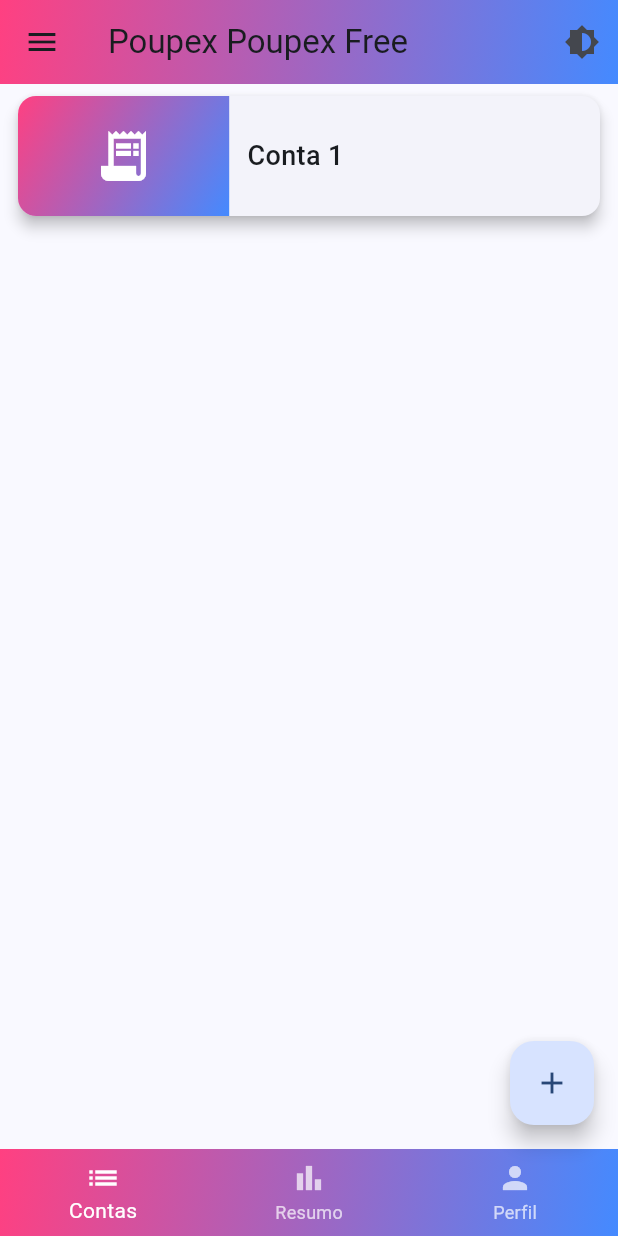
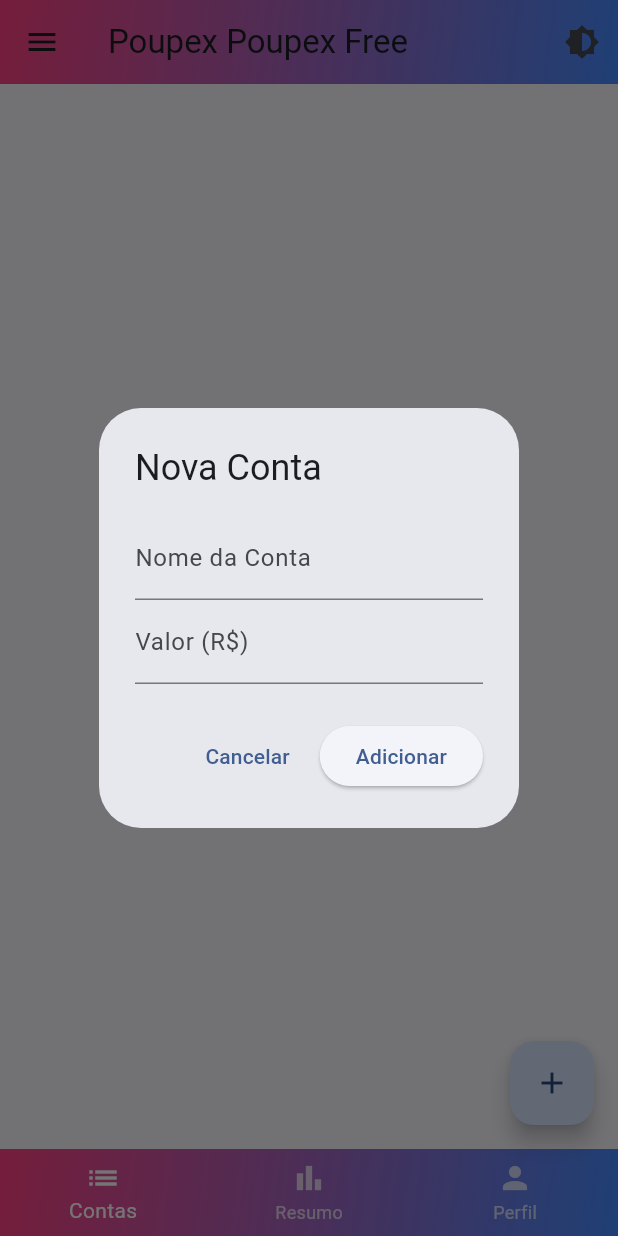
Before and after one commit to ErikMazzuco/projeto-final-coimbra, a Flutter app: the screen it shows after launch, after a tap on "Entrar", after a tap on the "add" icon, on a phone screen of 412 x 824 dp. Run offline on Flutter 3.47's test engine with Material 3 defaults, Android fonts, the light colour scheme and no system bars.

Commit message:
Conta card nome e valor and delet button

```diff
--- a/lib/pages/home_page.dart
+++ b/lib/pages/home_page.dart
@@ -1,12 +1,24 @@
 import 'package:flutter/material.dart';
 import '../models/flavor_config.dart';
+
+class Bill {
+  final String name;
+  final double value;
+
+  Bill({required this.name, required this.value});
+}
 
 class MyHomePage extends StatefulWidget {
   final VoidCallback onToggleTheme;
   final FlavorConfig flavorConfig;
   final VoidCallback onLogout;
 
-  const MyHomePage({super.key, required this.onToggleTheme, required this.onLogout, required this.flavorConfig});
+  const MyHomePage({
+    super.key,
+    required this.onToggleTheme,
+    required this.onLogout,
+    required this.flavorConfig,
+  });
 
   @override
   State<MyHomePage> createState() => _MyHomePageState(flavorConfig: flavorConfig);
@@ -15,14 +27,54 @@ class MyHomePage extends StatefulWidget {
 class _MyHomePageState extends State<MyHomePage> {
   final FlavorConfig _flavorConfig;
   int _selectedIndex = 0;
-  final List<String> _bills = [];
+  final List<Bill> _bills = [];
 
   _MyHomePageState({required FlavorConfig flavorConfig}) : _flavorConfig = flavorConfig;
 
-  void _addBill() {
+  void _showAddBillDialog() {
+    final TextEditingController nameController = TextEditingController();
+    final TextEditingController valueController = TextEditingController();
+
+    showDialog(
+      context: context,
+      builder: (context) => AlertDialog(
+        title: const Text('Nova Conta'),
+        content: Column(
+          mainAxisSize: MainAxisSize.min,
+          children: [
+            TextField(
+              controller: nameController,
+              decoration: const InputDecoration(labelText: 'Nome da Conta'),
+            ),
+            TextField(
+              controller: valueController,
+              decoration: const InputDecoration(labelText: 'Valor (R\$)'),
+              keyboardType: TextInputType.numberWithOptions(decimal: true),
+            ),
+          ],
+        ),
+        actions: [
+          TextButton(
+            onPressed: () => Navigator.of(context).pop(),
+            child: const Text('Cancelar'),
+          ),
+          ElevatedButton(
+            onPressed: () {
+              final name = nameController.text.trim();
+              final value = double.tryParse(valueController.text.trim()) ?? 0.0;
+
+              if (name.isNotEmpty && value > 0) {
                 setState(() {
-      _bills.add("Conta ${_bills.length + 1}");
+                  _bills.add(Bill(name: name, value: value));
                 });
+                Navigator.of(context).pop();
+              }
+            },
+            child: const Text('Adicionar'),
+          ),
+        ],
+      ),
+    );
   }
 
   void _onNavItemTapped(int index) {
@@ -42,13 +94,13 @@ class _MyHomePageState extends State<MyHomePage> {
       return ListView.builder(
         itemCount: _bills.length,
         itemBuilder: (context, index) {
+          final bill = _bills[index];
           return Card(
             margin: const EdgeInsets.symmetric(horizontal: 12, vertical: 8),
             shape: RoundedRectangleBorder(borderRadius: BorderRadius.circular(12)),
             elevation: 4,
             child: Row(
               children: [
-                // Parte com degradê
                 Container(
                   width: MediaQuery.of(context).size.width * 0.4 - 24,
                   height: 80,
@@ -62,15 +114,31 @@ class _MyHomePageState extends State<MyHomePage> {
                   child: const Icon(Icons.receipt_long, color: Colors.white, size: 40),
                   alignment: Alignment.center,
                 ),
-                // Parte com texto
                 Expanded(
                   child: Padding(
                     padding: const EdgeInsets.symmetric(horizontal: 12),
-                    child: Text(
-                      _bills[index],
+                    child: Column(
+                      crossAxisAlignment: CrossAxisAlignment.start,
+                      children: [
+                        Text(
+                          bill.name,
                           style: const TextStyle(fontSize: 18, fontWeight: FontWeight.w500),
                         ),
+                        Text(
+                          'R\$ ${bill.value.toStringAsFixed(2)}',
+                          style: const TextStyle(fontSize: 14, color: Colors.black54),
                         ),
+                      ],
+                    ),
+                  ),
+                ),
+                IconButton(
+                  icon: const Icon(Icons.delete, color: Colors.red),
+                  onPressed: () {
+                    setState(() {
+                      _bills.removeAt(index);
+                    });
+                  },
                 ),
               ],
             ),
@@ -104,7 +172,6 @@ class _MyHomePageState extends State<MyHomePage> {
           decoration: BoxDecoration(gradient: _gradient),
           child: Column(
             children: [
-        // Perfil com botão de sair embutido
               UserAccountsDrawerHeader(
                 decoration: const BoxDecoration(color: Colors.transparent),
                 currentAccountPicture: const CircleAvatar(
@@ -126,8 +193,6 @@ class _MyHomePageState extends State<MyHomePage> {
                   ),
                 ],
               ),
-
-        // Menu
               const ListTile(
                 leading: Icon(Icons.home, color: Colors.white),
                 title: Text('Início', style: TextStyle(color: Colors.white)),
@@ -140,9 +205,7 @@ class _MyHomePageState extends State<MyHomePage> {
                 leading: Icon(Icons.settings, color: Colors.white),
                 title: Text('Configurações', style: TextStyle(color: Colors.white)),
               ),
-
               const Spacer(),
-
               const Divider(color: Colors.white54),
               Padding(
                 padding: const EdgeInsets.all(16.0),
@@ -160,12 +223,9 @@ class _MyHomePageState extends State<MyHomePage> {
           ),
         ),
       ),
-
-
-
       body: _buildBody(),
       floatingActionButton: FloatingActionButton(
-        onPressed: _addBill,
+        onPressed: _showAddBillDialog,
         tooltip: 'Adicionar Conta',
         child: const Icon(Icons.add),
       ),
```
Lines whose indentation alone changed are shown as unchanged.
